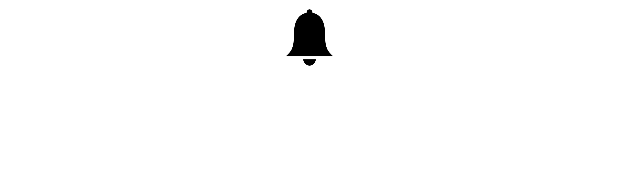
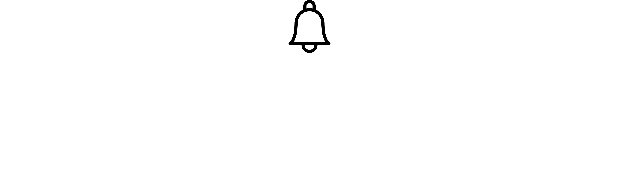
Before and after one commit to CMPUT301F21T03/Alpha-Apps, an Android app: the layout notifications.xml on its own in the app's theme, with its tools: preview values and no code run, on a phone screen of 412 x 824 dp. Shown: the top 190 px of the screen. Run offline under Robolectric (Android 15) with nearby library versions, the light colour scheme and no system bars.

Commit message:
Update UI for notification

```diff
--- a/app/src/main/res/layout/notifications.xml
+++ b/app/src/main/res/layout/notifications.xml
@@ -8,12 +8,12 @@
 
     <ImageView
         android:id="@+id/notification_image"
-        android:layout_width="42dp"
-        android:layout_height="50dp"
+        android:layout_width="35dp"
+        android:layout_height="35dp"
         android:scaleType="fitXY"
         android:focusable="false"
         app:layout_constraintEnd_toEndOf="parent"
         app:layout_constraintStart_toStartOf="parent"
         app:layout_constraintTop_toTopOf="parent"
-        android:background="@drawable/notification_bell" />
+        android:background="@drawable/notification_bell_init" />
 </androidx.constraintlayout.widget.ConstraintLayout>
```
Also changed, not shown: app/src/main/res/drawable/notification_bell_init.png (added).
